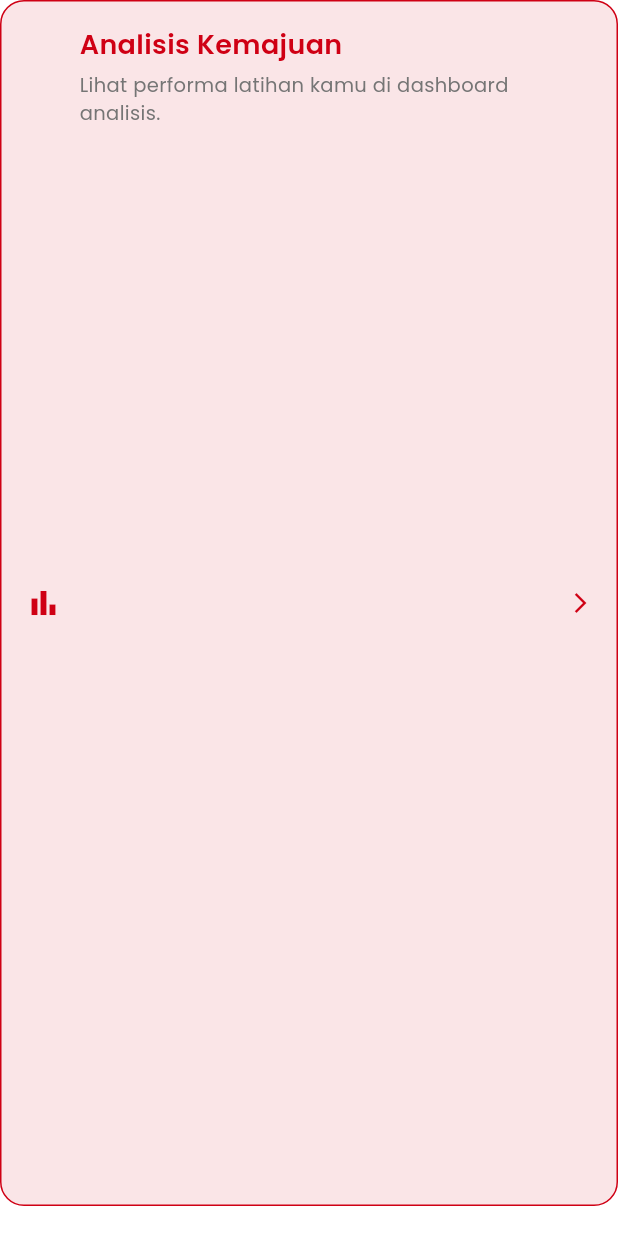
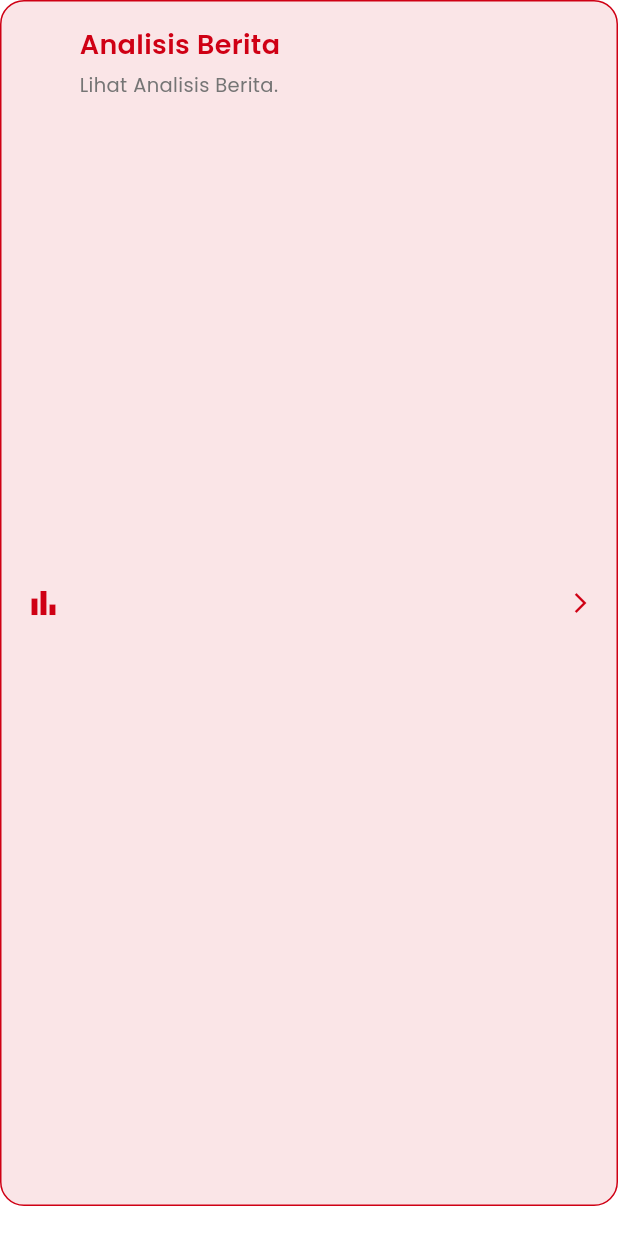
Before and after one commit to Filamss/Silat_Mastery_App, a Flutter app: the AnalisisStreamlitCard widget shown alone on an empty page, opened directly, on a phone screen of 412 x 824 dp. Run offline on Flutter 3.47's test engine with Material 3 defaults, Android fonts, the phone set to English and light mode, and no system bars; our stand-ins replace cached_network_image, firebase_core, fl_chart, get, get_storage, google_sign_in and 1 more; accounts and stored records are empty; network calls fail.

Commit message:
Tambah analisa berita

```diff
--- a/lib/app/widget/jelajah/analisis_streamlit.dart
+++ b/lib/app/widget/jelajah/analisis_streamlit.dart
@@ -30,12 +30,9 @@ class AnalisisStreamlitCard extends StatelessWidget {
               child: Column(
                 crossAxisAlignment: CrossAxisAlignment.start,
                 children: [
-                  Text("Analisis Kemajuan", style: AppGayaTeks.subJudul),
+                  Text("Analisis Berita", style: AppGayaTeks.subJudul),
                   const SizedBox(height: 4),
-                  Text(
-                    "Lihat performa latihan kamu di dashboard analisis.",
-                    style: AppGayaTeks.keterangan,
-                  ),
+                  Text("Lihat Analisis Berita.", style: AppGayaTeks.keterangan),
                 ],
               ),
             ),
```
